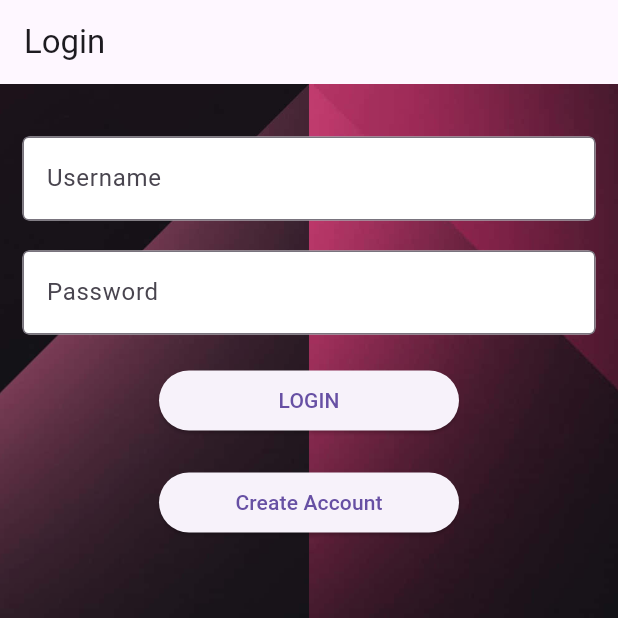
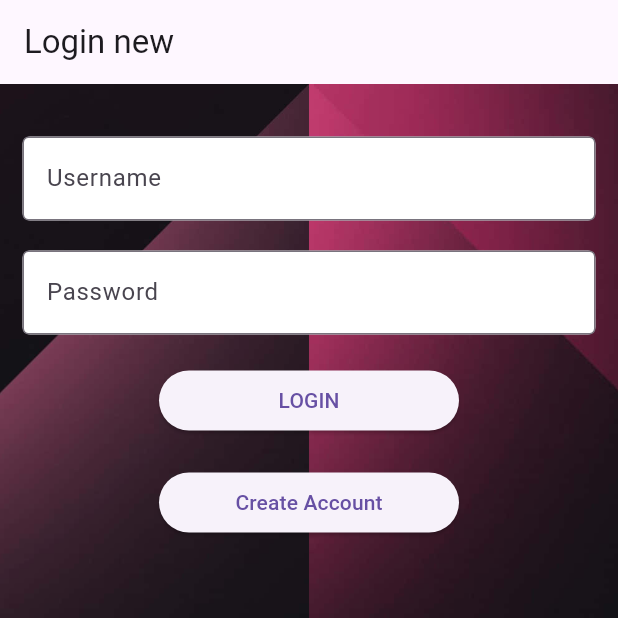
Before and after one commit to mubashirasuhail/RoadBuddynew3, a Flutter app: the screen it shows after launch, on a phone screen of 412 x 824 dp, the top half of it. Run offline on Flutter 3.47's test engine with Material 3 defaults, Android fonts, the light colour scheme and no system bars; our stand-ins replace firebase_core, geocoding, geolocator, hive, hive_flutter, image_picker and 1 more; accounts and stored records are empty.

Commit message:
second commit

```diff
--- a/lib/login.dart
+++ b/lib/login.dart
@@ -20,7 +20,7 @@ class _LoginScreenState extends State<LoginScreen> {
   @override
   Widget build(BuildContext context) {
     return Scaffold(
-      appBar: AppBar(title: const Text('Login')),
+      appBar: AppBar(title: const Text('Login new')),
       body: Container(
         decoration: BoxDecoration(
           image: DecorationImage(
```
